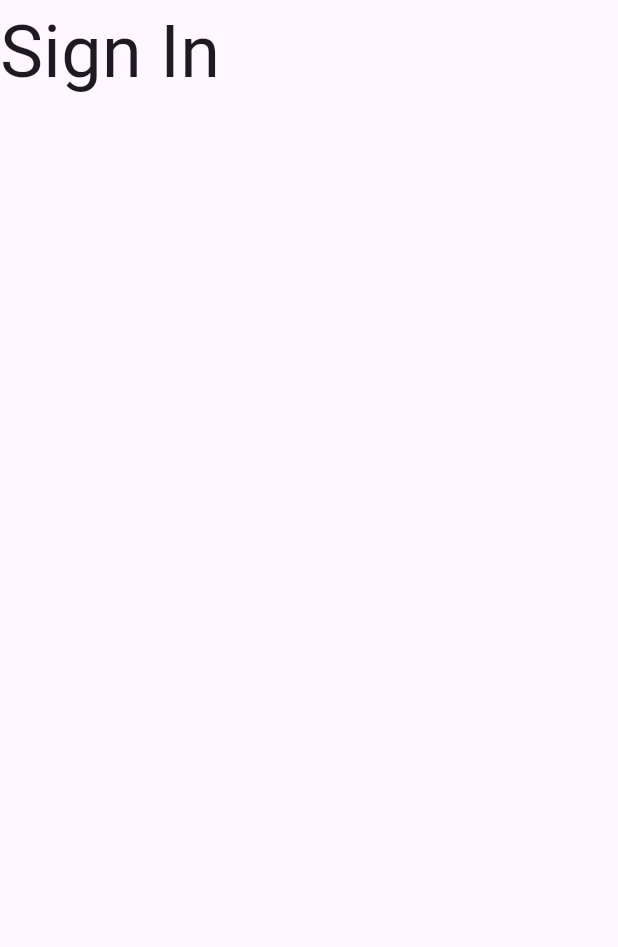
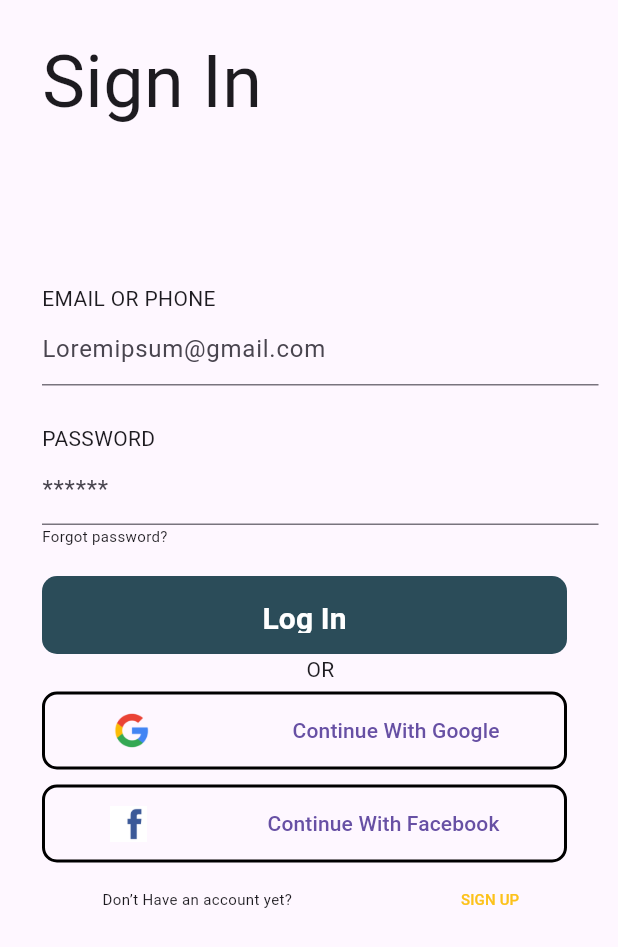
Before and after one commit to Chuijazy/car_app, a Flutter app: the screen it shows after launch, on a phone screen of 412 x 824 dp. Shown: the top 947 px of the screen. Run offline on Flutter 3.47's test engine with Material 3 defaults, Android fonts, the phone set to English and light mode, and no system bars.

Commit message:
init add

```diff
--- a/car_app/lib/core/resource/app_assets.dart
+++ b/car_app/lib/core/resource/app_assets.dart
@@ -1,4 +1,6 @@
 abstract class AppAssets {
   static const String welcomeBg = 'assets/welcome_bg.png';
   static const String welcomeLogo = 'assets/welcome_logo.png';
+  static const String google = 'assets/google.png';
+  static const String facebook = 'assets/facebook.png';
 }
--- a/car_app/lib/features/auth/screens/sign_in_screen.dart
+++ b/car_app/lib/features/auth/screens/sign_in_screen.dart
@@ -1,4 +1,6 @@
 import 'package:car_app/core/extencions/textstyle_extension.dart';
+import 'package:car_app/core/resource/app_assets.dart';
+//import 'package:car_app/core/resource/app_assets.dart';
 import 'package:car_app/core/theme/app_textstyles.dart';
 import 'package:flutter/material.dart';
 
@@ -9,11 +11,144 @@ class SignInScreen extends StatelessWidget {
   Widget build(BuildContext context) {
     return  Scaffold(
       body: SafeArea(
+        child: Padding(
+          padding: EdgeInsets.only(left: 28, right: 13),
           child: Column(
+            mainAxisAlignment: MainAxisAlignment.start,
+            crossAxisAlignment: CrossAxisAlignment.start,
             children: [
-            Text('Sign In', style: AppTextstyles.regular.setSize(48),
+              SizedBox(height: 20,),
+              Text('Sign In',
+              style: AppTextstyles.regular.setSize(48),
               ),
+              SizedBox(height: 100,),
+              Text('EMAIL OR PHONE',
+              style: AppTextstyles.regular.setSize(14),
+              ),
+              TextFormField(
+                decoration:
+                const InputDecoration(
+                  hintText: 'Loremipsum@gmail.com',),
+              ),
+              SizedBox(height: 25,),
+              Text('PASSWORD',
+              style: AppTextstyles.regular.setSize(14),
+              ),
+              TextFormField(
+                decoration:
+                const InputDecoration(
+                  hintText: '******',),
+              ),
+              Text('Forgot password?',
+              style: TextStyle(fontSize: 10),),
+              SizedBox(height: 20,),
+              ElevatedButton(
+                style: ElevatedButton.styleFrom(
+                  elevation: 0,
+                  backgroundColor: Colors.transparent,
+                  shadowColor: Colors.transparent,
+                  padding: EdgeInsets.zero
+                ),
+                onPressed: (){},
+                child: Container(
+                  width: 350,
+                  height: 52,
+                  padding: EdgeInsets.symmetric(vertical: 12, horizontal: 43,),
+                  decoration: BoxDecoration(
+                    borderRadius: BorderRadius.circular(10),
+                    border: Border.all(
+                      color: Colors.transparent, width: 2,
+                    ),
+                    color: Color(0xff2B4C59),
+                  ),
+                  child: Row(
+                    mainAxisAlignment: MainAxisAlignment.center,
+                    children: [
+                  Text('Log In',
+                  style: AppTextstyles.semiBold.setSize(20).copyWith(color: Colors.white),
+                  ),
+                 ], ),
+                ),
+              ),
+              Center(child: Text('OR',
+              style: TextStyle(fontSize: 14),),),
+              SizedBox(height: 5,),
+              // ignore: avoid_unnecessary_containers
+              ElevatedButton(
+                style: ElevatedButton.styleFrom(
+                  elevation: 0,
+                  backgroundColor: Colors.transparent,
+                  shadowColor: Colors.transparent,
+                  padding: EdgeInsets.zero
+                ),
+                onPressed: (){},
+                child: Container(
+                  width: 350,
+                  height: 52,
+                  padding: EdgeInsets.symmetric(vertical: 12, horizontal: 43,),
+                  decoration: BoxDecoration(
+                    borderRadius: BorderRadius.circular(10),
+                    border: Border.all(
+                      color: Colors.black, width: 2,
+                    )
+                  ),
+                  child: Row(
+                    mainAxisAlignment: MainAxisAlignment.spaceBetween,
+                    children: [
+                      Image.asset(AppAssets.google, width: 30, height: 30,),
+                  Text('Continue With Google',
+                  ),
+                 ], ),
+                ),
+              ),
+              SizedBox(height: 10,),
+             ElevatedButton(
+              style: ElevatedButton.styleFrom(
+                  elevation: 0,
+                  backgroundColor: Colors.transparent,
+                  shadowColor: Colors.transparent,
+                  padding: EdgeInsets.zero,),
+              onPressed: (){},
+                child: Container(
+                  width: 350,
+                  height: 52,
+                  padding: EdgeInsets.symmetric(vertical: 12, horizontal: 43,),
+                  decoration: BoxDecoration(
+                    borderRadius: BorderRadius.circular(10),
+                    border: Border.all(
+                      color: Colors.black, width: 2,
+                    )
+                  ),
+                  child: Row(
+                    mainAxisAlignment: MainAxisAlignment.spaceBetween,
+                    children: [
+                      Image.asset(AppAssets.facebook, width: 25, height: 25,),
+                  Text('Continue With Facebook',
+                  ),
+                 ], ),
+                ),
+              ),
+              Row(
+                mainAxisAlignment: MainAxisAlignment.center,
+                children: [
+                  Text('Don’t Have an account yet?',
+                  style: TextStyle(fontSize: 10),),
+                  SizedBox(width: 100,),
+                  ElevatedButton(onPressed: (){},
+                  style: ElevatedButton.styleFrom(
+                  elevation: 0,
+                  backgroundColor: Colors.transparent,
+                  shadowColor: Colors.transparent,
+                  padding: EdgeInsets.zero,),
+                  child: Text('SIGN UP',
+                  style: TextStyle(fontSize: 10).copyWith(color: Color(0xffFCC21B,
+),),
+                  ),),
                 ],
+              ),
+
+        ]
+        ),
         ),
        ),
       );
```
Also changed, not shown: car_app/assets/facebook.png (added), car_app/assets/google.png (added). Lines whose indentation alone changed are shown as unchanged.
